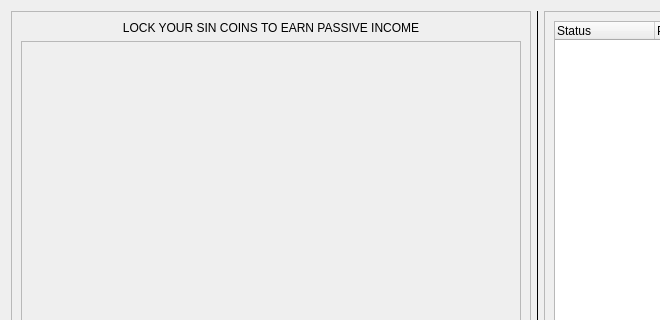
Before: the Qt Designer form src/qt/forms/depositcoinsdialog.ui in hardwarewise/SIN-core, drawn with Qt 5; both pictures show x 0 to 660 and y 0 to 320 of the 1055 by 600 pixel window.
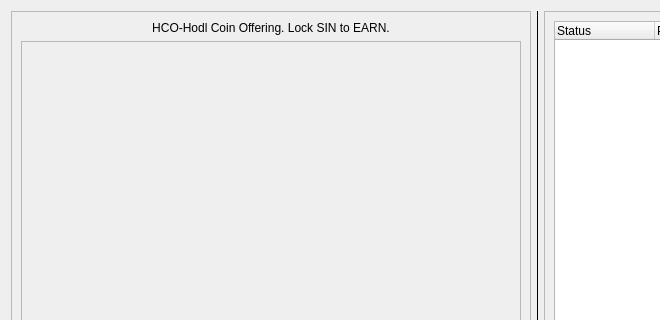
After: the same form once the commit is applied. Icons and pictures are not drawn.

Patch:
```diff
--- a/src/qt/forms/depositcoinsdialog.ui
+++ b/src/qt/forms/depositcoinsdialog.ui
@@ -28,7 +28,7 @@
         <item>
          <widget class="QLabel" name="label_3">
           <property name="text">
-           <string>LOCK YOUR SIN COINS TO EARN PASSIVE INCOME</string>
+           <string>HCO-Hodl Coin Offering. Lock SIN to EARN.</string>
           </property>
           <property name="alignment">
            <set>Qt::AlignCenter</set>
```
Left out of the diff: 4 changed lines with no effect on the pictures.
